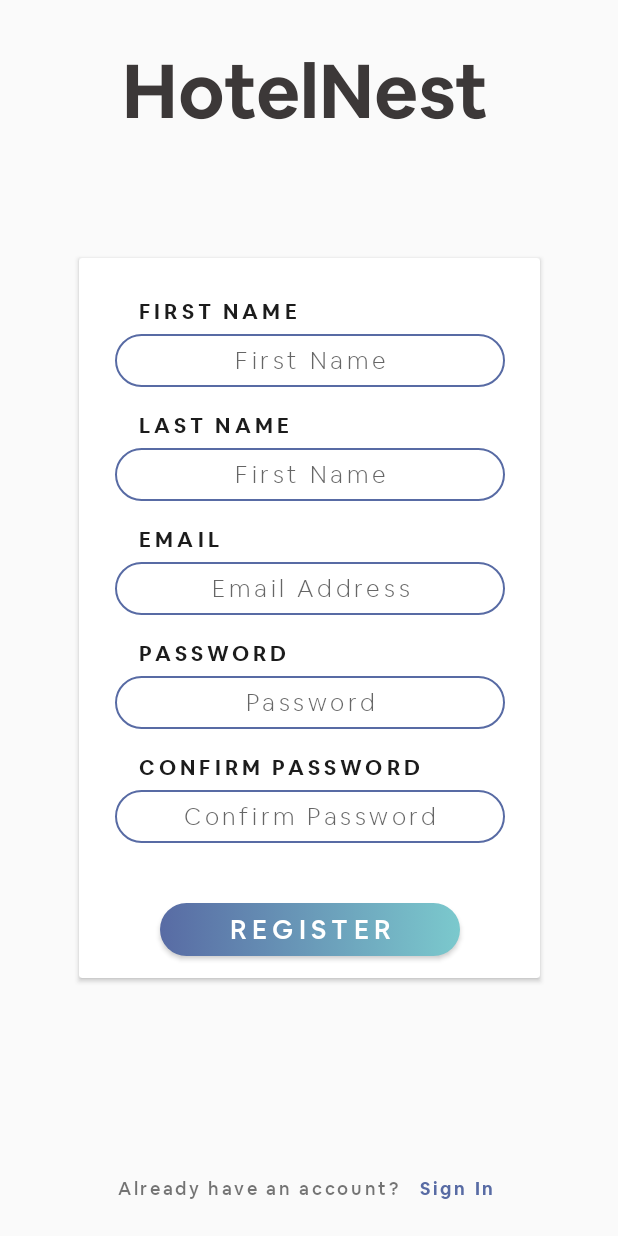
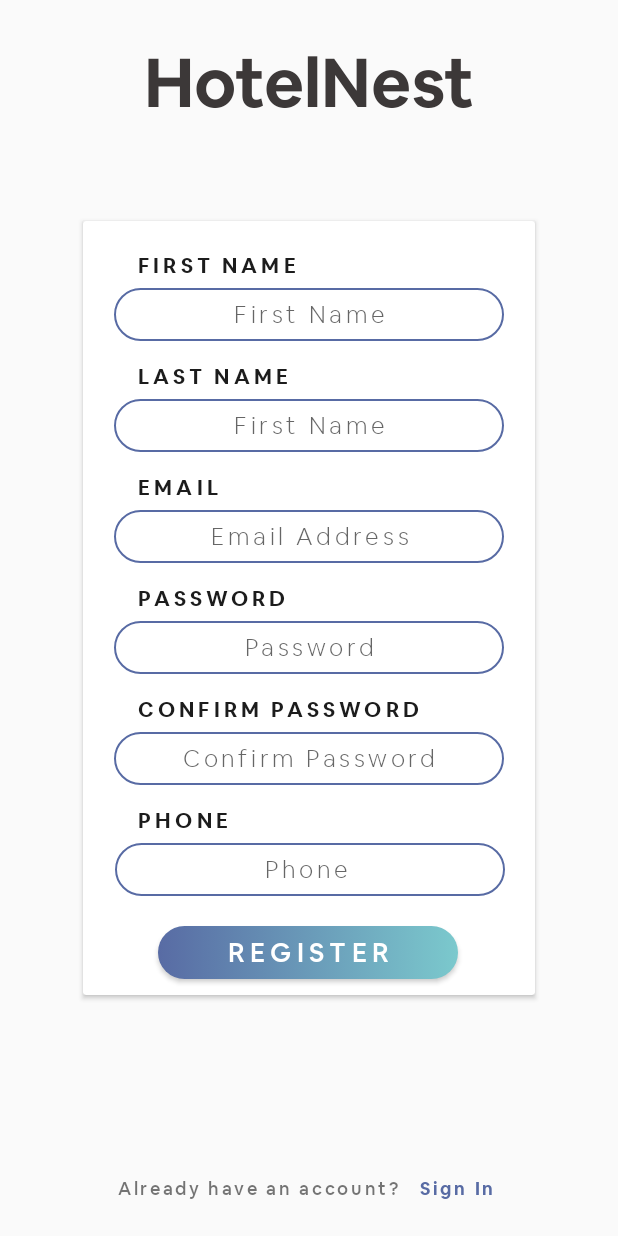
Before and after one commit to lostviolinist/HotelNest, an Android app: the SignUpActivity screen opened directly, with no data from a screen before it, on a phone screen of 412 x 824 dp. Run offline under Robolectric (Android 15) with nearby library versions, the phone set to English and light mode, and no system bars; our stand-ins replace Volley; network calls fail.

Commit message:
Done register on mobile app.

```diff
--- a/AndroidStudioFile/app/src/main/java/com/example/hotelnest/MainActivity.java
+++ b/AndroidStudioFile/app/src/main/java/com/example/hotelnest/MainActivity.java
@@ -73,7 +73,7 @@ public class MainActivity extends AppCompatActivity {
                         @Override
                         public void onErrorResponse(VolleyError error) {
                             error.printStackTrace();
-
+                                message.setText("Server Error.");
                         }
                     }) {
                         @Override
--- a/AndroidStudioFile/app/src/main/java/com/example/hotelnest/SignUpActivity.java
+++ b/AndroidStudioFile/app/src/main/java/com/example/hotelnest/SignUpActivity.java
@@ -3,23 +3,107 @@ package com.example.hotelnest;
 import androidx.appcompat.app.AppCompatActivity;
 
 import android.content.Intent;
+import android.graphics.Color;
 import android.os.Bundle;
 import android.view.View;
 import android.widget.Button;
+import android.widget.EditText;
+import android.widget.TextView;
+
+import com.android.volley.Request;
+import com.android.volley.RequestQueue;
+import com.android.volley.Response;
+import com.android.volley.VolleyError;
+import com.android.volley.toolbox.StringRequest;
+import com.android.volley.toolbox.Volley;
+
+import java.util.HashMap;
+import java.util.Map;
 
 public class SignUpActivity extends AppCompatActivity {
 
     private Button signInButton;
+    private EditText firstName;
+    private EditText lastName;
+    private EditText email;
+    private EditText password;
+    private EditText conPassword;
+    private EditText phone;
+    private Button signUpButton;
+    private TextView message;
     @Override
     protected void onCreate(Bundle savedInstanceState) {
         super.onCreate(savedInstanceState);
         setContentView(R.layout.activity_sign_up);
+        firstName = findViewById(R.id.signUpFirstName);
+        lastName = findViewById(R.id.signUpLastName);
+        email = findViewById(R.id.signUpEmailAddress);
+        password = findViewById(R.id.signUpPassword);
+        conPassword = findViewById(R.id.signUpConfirmPassword);
+        phone = findViewById(R.id.signUpPhone);
+        signUpButton = findViewById(R.id.signUpButton);
+        message = findViewById(R.id.message);
 
         signInButton = findViewById(R.id.signInButton);
         signInButton.setOnClickListener(new View.OnClickListener() {
             @Override
             public void onClick(View v) {
                 openMainActivity();
+            }
+        });
+
+        signUpButton.setOnClickListener(new View.OnClickListener() {
+            @Override
+            public void onClick(View v) {
+                if(firstName.getText().toString().equals("")||lastName.getText().toString().equals("")||email.getText().toString().equals("")
+                ||password.getText().toString().equals("")||conPassword.getText().toString().equals("")||phone.getText().toString().equals("")){
+                    message.setText("Please fill in all fields!");
+                    message.setTextColor(Color.parseColor("#EE1111"));
+                }
+                else if(!password.getText().toString().equals(conPassword.getText().toString())){
+                    message.setText("Passwords not the same!");
+                    message.setTextColor(Color.parseColor("#EE1111"));
+                }
+                else{
+                    RequestQueue queue = Volley.newRequestQueue(getApplicationContext());
+                    String url = "http://10.0.2.2:8000/registerUser";
+
+                    // Request a string response from the provided URL.
+                    StringRequest stringRequest = new StringRequest(Request.Method.POST, url,
+                            new Response.Listener<String>() {
+                                @Override
+                                public void onResponse(String response) {
+                                    // Display the first 500 characters of the response string.
+                                    if(response.equals("false")){
+                                        message.setText("Register not successful!");
+                                        message.setTextColor(Color.parseColor("#EE1111"));
+                                    }else{
+                                        message.setText("Register Successful!");
+                                        message.setTextColor(Color.parseColor("#EE1111"));
+                                    }
+                                }
+                            }, new Response.ErrorListener() {
+                        @Override
+                        public void onErrorResponse(VolleyError error) {
+                            error.printStackTrace();
+                            message.setText("Server Error.");
+                            message.setTextColor(Color.parseColor("#EE1111"));
+                        }
+                    }) {
+                        @Override
+                        protected Map<String, String> getParams() {
+                            Map<String, String> params = new HashMap<String, String>();
+                            params.put("firstName", firstName.getText().toString());
+                            params.put("lastName", lastName.getText().toString());
+                            params.put("email", email.getText().toString());
+                            params.put("password", password.getText().toString());
+                            params.put("phone", phone.getText().toString());
+
+                            return params;
+                        }
+                    };
+                    queue.add(stringRequest);
+                }
             }
         });
     }
--- a/AndroidStudioFile/app/src/main/res/layout/activity_main.xml
+++ b/AndroidStudioFile/app/src/main/res/layout/activity_main.xml
@@ -111,7 +111,7 @@
         app:layout_constraintStart_toStartOf="parent">
 
         <TextView
-            android:id="@+id/textView3"
+            android:id="@+id/textView123"
             android:layout_width="wrap_content"
             android:layout_height="wrap_content"
             android:layout_marginBottom="22dp"
--- a/AndroidStudioFile/app/src/main/res/layout/activity_sign_up.xml
+++ b/AndroidStudioFile/app/src/main/res/layout/activity_sign_up.xml
@@ -10,13 +10,14 @@
     <TextView
         android:id="@+id/textView4"
         android:layout_width="249dp"
-        android:layout_height="73dp"
-        android:layout_marginTop="28dp"
+        android:layout_height="58dp"
+        android:layout_marginTop="25dp"
         android:fontFamily="@font/airbnb_cereal_bold"
         android:text="@string/hotelnest"
+        android:textAlignment="center"
         android:textColor="#3C3838"
         android:textColorLink="#3C3838"
-        android:textSize="50sp"
+        android:textSize="45sp"
         app:layout_constraintEnd_toEndOf="parent"
         app:layout_constraintHorizontal_bias="0.5"
         app:layout_constraintStart_toStartOf="parent"
@@ -25,8 +26,8 @@
 
     <androidx.cardview.widget.CardView
         android:id="@+id/cardView"
-        android:layout_width="307dp"
-        android:layout_height="480dp"
+        android:layout_width="301dp"
+        android:layout_height="516dp"
         app:layout_constraintBottom_toTopOf="@+id/linearLayout"
         app:layout_constraintEnd_toEndOf="parent"
         app:layout_constraintHorizontal_bias="0.5"
@@ -77,6 +78,24 @@
                 app:layout_constraintEnd_toEndOf="parent"
                 app:layout_constraintStart_toStartOf="parent"
                 app:layout_constraintTop_toBottomOf="@+id/textView8" />
+
+            <EditText
+                android:id="@+id/signUpPhone"
+                android:layout_width="260dp"
+                android:layout_height="35dp"
+                android:layout_marginTop="5dp"
+                android:background="@layout/rounded_border_edittext"
+                android:ems="10"
+                android:fontFamily="@font/airbnb_cereal_light"
+                android:hint="Phone "
+                android:inputType="textPassword"
+                android:letterSpacing=".15"
+                android:textAlignment="center"
+                android:textSize="16sp"
+                app:layout_constraintEnd_toEndOf="parent"
+                app:layout_constraintHorizontal_bias="0.511"
+                app:layout_constraintStart_toStartOf="parent"
+                app:layout_constraintTop_toBottomOf="@+id/textView14" />
 
             <EditText
                 android:id="@+id/signUpEmailAddress"
@@ -135,7 +154,7 @@
                 android:id="@+id/signUpButton"
                 android:layout_width="200dp"
                 android:layout_height="35dp"
-                android:layout_marginTop="40dp"
+                android:layout_marginTop="20dp"
                 android:background="@layout/rounded_border_button"
                 android:fontFamily="@font/airbnb_cereal_medium"
                 android:letterSpacing=".20"
@@ -143,16 +162,16 @@
                 android:textColor="#FFFFFF"
                 android:textSize="18sp"
                 app:layout_constraintEnd_toEndOf="parent"
-                app:layout_constraintHorizontal_bias="0.5"
+                app:layout_constraintHorizontal_bias="0.495"
                 app:layout_constraintStart_toStartOf="parent"
-                app:layout_constraintTop_toBottomOf="@+id/signUpConfirmPassword" />
+                app:layout_constraintTop_toBottomOf="@+id/signUpPhone" />
 
             <TextView
                 android:id="@+id/textView5"
                 android:layout_width="wrap_content"
                 android:layout_height="wrap_content"
                 android:layout_marginStart="16dp"
-                android:layout_marginTop="26dp"
+                android:layout_marginTop="20dp"
                 android:fontFamily="@font/airbnb_cereal_bold"
                 android:letterSpacing="0.2"
                 android:text="FIRST NAME"
@@ -165,7 +184,7 @@
                 android:layout_width="wrap_content"
                 android:layout_height="wrap_content"
                 android:layout_marginStart="16dp"
-                android:layout_marginTop="16dp"
+                android:layout_marginTop="14dp"
                 android:fontFamily="@font/airbnb_cereal_bold"
                 android:letterSpacing="0.2"
                 android:text="LAST NAME"
@@ -178,7 +197,7 @@
                 android:layout_width="wrap_content"
                 android:layout_height="wrap_content"
                 android:layout_marginStart="16dp"
-                android:layout_marginTop="16dp"
+                android:layout_marginTop="14dp"
                 android:fontFamily="@font/airbnb_cereal_bold"
                 android:letterSpacing="0.2"
                 android:text="EMAIL"
@@ -191,7 +210,7 @@
                 android:layout_width="wrap_content"
                 android:layout_height="wrap_content"
                 android:layout_marginStart="16dp"
-                android:layout_marginTop="16dp"
+                android:layout_marginTop="14dp"
                 android:fontFamily="@font/airbnb_cereal_bold"
                 android:letterSpacing="0.2"
                 android:text="PASSWORD"
@@ -204,13 +223,26 @@
                 android:layout_width="wrap_content"
                 android:layout_height="wrap_content"
                 android:layout_marginStart="16dp"
-                android:layout_marginTop="16dp"
+                android:layout_marginTop="14dp"
                 android:fontFamily="@font/airbnb_cereal_bold"
                 android:letterSpacing="0.2"
                 android:text="CONFIRM PASSWORD"
                 android:textColor="#1C1C1C"
                 app:layout_constraintStart_toStartOf="@+id/signUpConfirmPassword"
                 app:layout_constraintTop_toBottomOf="@+id/signUpPassword" />
+
+            <TextView
+                android:id="@+id/textView14"
+                android:layout_width="wrap_content"
+                android:layout_height="wrap_content"
+                android:layout_marginStart="16dp"
+                android:layout_marginTop="14dp"
+                android:fontFamily="@font/airbnb_cereal_bold"
+                android:letterSpacing="0.2"
+                android:text="PHONE "
+                android:textColor="#1C1C1C"
+                app:layout_constraintStart_toStartOf="@+id/signUpConfirmPassword"
+                app:layout_constraintTop_toBottomOf="@+id/signUpConfirmPassword" />
         </androidx.constraintlayout.widget.ConstraintLayout>
     </androidx.cardview.widget.CardView>
 
@@ -226,7 +258,7 @@
         app:layout_constraintStart_toStartOf="parent">
 
         <TextView
-            android:id="@+id/textView3"
+            android:id="@+id/message"
             android:layout_width="wrap_content"
             android:layout_height="wrap_content"
             android:layout_marginBottom="22dp"
```
